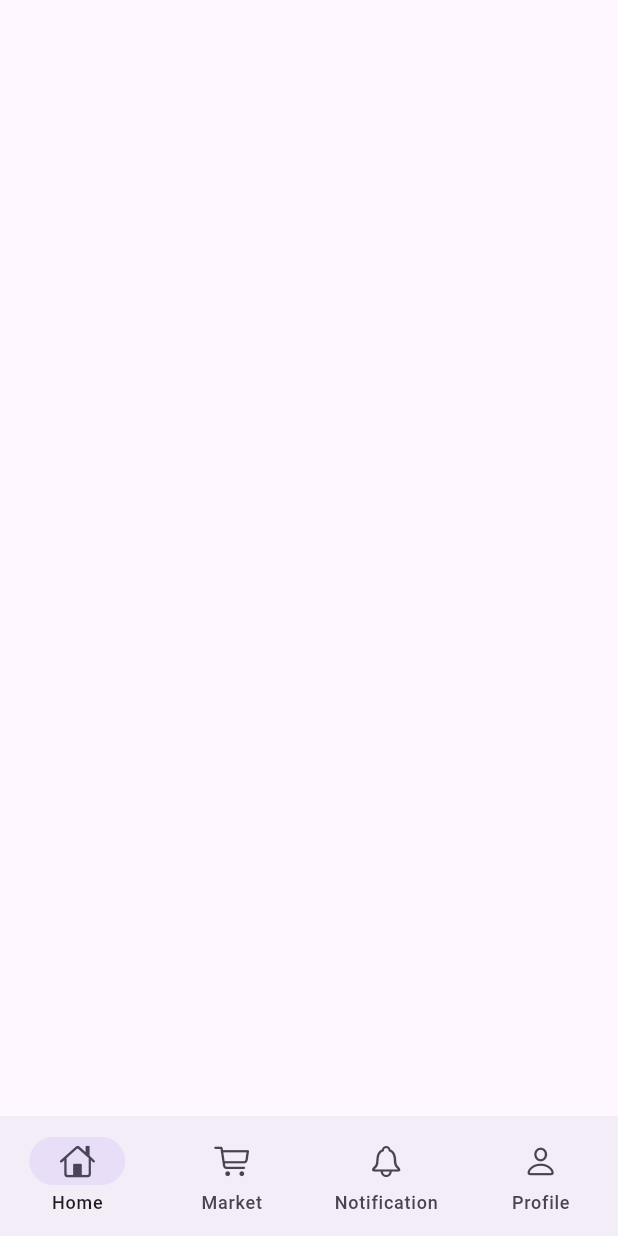
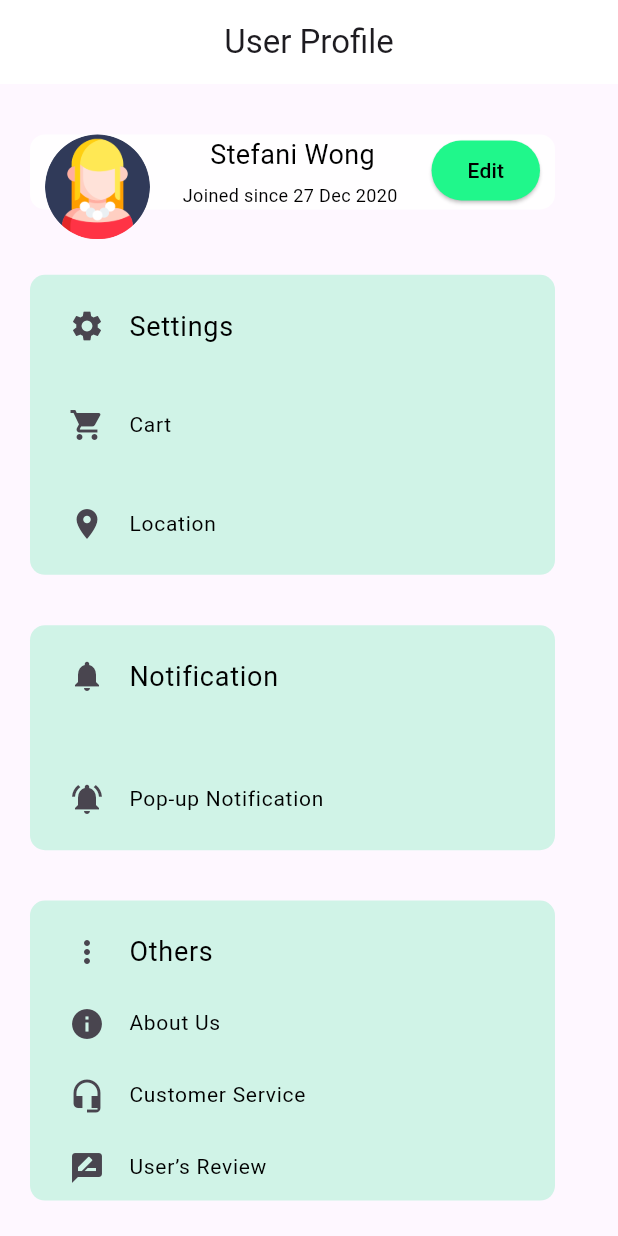
Before and after one commit to ILRSBandara/Farm-Linker, a Flutter app: the screen it shows after launch, on a phone screen of 412 x 824 dp. Run offline on Flutter 3.47's test engine with Material 3 defaults, Android fonts, the phone set to English and light mode, and no system bars; our stand-ins replace firebase_core; accounts and stored records are empty.

Commit message:
create User profile page

```diff
--- a/lib/loding.dart
+++ b/lib/loding.dart
@@ -2,6 +2,7 @@
 
 import 'dart:async';
 import 'package:farm_linker/navigationbar.dart';
+import 'package:farm_linker/userprofile.dart';
 import 'package:flutter/material.dart';
 // Assuming you have a NextPage widget to navigate to, import it here.
 
@@ -19,7 +20,7 @@ class _LodingState extends State<Loding> {
     Timer(const Duration(seconds: 4), () {
       // Navigate to the NextPage widget after a delay
       Navigator.of(context).pushReplacement(
-        MaterialPageRoute(builder: (_) => const NavigationMenu()),
+        MaterialPageRoute(builder: (_) => const User_profile()),
       );
     });
   }
--- a/lib/menu.dart
+++ /dev/null
@@ -1,15 +0,0 @@
-// ignore_for_file: prefer_const_constructors
-
-import 'package:flutter/material.dart';
-
-class Menu extends StatelessWidget {
-  const Menu(
-      {super.key,
-      required List<Widget> children,
-      required MainAxisAlignment mainAxisAlignment});
-
-  @override
-  Widget build(BuildContext context) {
-    return Scaffold();
-  }
-}
--- /dev/null
+++ b/lib/userprofile.dart
@@ -0,0 +1,247 @@
+// ignore_for_file: prefer_const_literals_to_create_immutables, prefer_const_constructors, use_key_in_widget_constructors, camel_case_types
+
+import 'package:flutter/material.dart';
+
+void main() {
+  runApp(
+    MaterialApp(
+      home: User_profile(),
+    ),
+  );
+}
+
+class User_profile extends StatelessWidget {
+  const User_profile({Key? key});
+
+  @override
+  Widget build(BuildContext context) {
+    return Scaffold(
+      appBar: AppBar(
+        title: Text(
+          "User Profile",
+          textAlign: TextAlign.right,
+        ),
+        centerTitle: true,
+        backgroundColor: Colors.white,
+      ),
+      body: Column(
+        mainAxisAlignment: MainAxisAlignment.spaceEvenly,
+        children: [
+          Stack(
+            children: [
+              Container(
+                width: 350,
+                height: 50,
+                margin: EdgeInsets.all(20),
+                padding: EdgeInsets.all(1),
+                decoration: BoxDecoration(
+                  color: Color.fromARGB(224, 255, 255, 255),
+                  borderRadius: BorderRadius.circular(10),
+                ),
+                child: Column(
+                  mainAxisAlignment: MainAxisAlignment.spaceBetween,
+                  children: [
+                    Text(
+                      'Stefani Wong',
+                      style: TextStyle(
+                        color: const Color.fromARGB(255, 0, 0, 0),
+                        fontSize: 18, // Change font size here
+                      ),
+                    ),
+                    Text(
+                      'Joined since 27 Dec 2020 ',
+                      style: TextStyle(
+                        color: const Color.fromARGB(255, 0, 0, 0),
+                        fontSize: 12, // Change font size here
+                      ),
+                    ),
+                  ],
+                ),
+              ),
+              Positioned(
+                top: 20,
+                left: 30,
+                child: Container(
+                  width: 70,
+                  height: 70,
+                  decoration: BoxDecoration(
+                    image: DecorationImage(
+                      image: AssetImage(
+                          'asset/image/profile.png'), // Path to your PNG image
+                      fit: BoxFit.cover,
+                    ),
+                    shape: BoxShape.circle,
+                  ),
+                ),
+              ),
+              Positioned(
+                top: 20,
+                right: 30,
+                child: ElevatedButton(
+                  onPressed: () {
+                    // Button action
+                  },
+                  style: ElevatedButton.styleFrom(
+                    backgroundColor: Color.fromARGB(
+                        255, 32, 247, 139), // Change the color here
+                  ),
+                  child: Text(
+                    'Edit',
+                    style: TextStyle(color: const Color.fromARGB(255, 0, 0, 0)),
+                  ),
+                ),
+              ),
+            ],
+          ),
+          Container(
+            width: 350,
+            height: 200,
+            margin: EdgeInsets.all(10),
+            padding: EdgeInsets.all(10),
+            decoration: BoxDecoration(
+              color: Color.fromARGB(225, 202, 242, 228),
+              borderRadius: BorderRadius.circular(10),
+            ),
+            child: Column(
+              crossAxisAlignment: CrossAxisAlignment.start,
+              mainAxisAlignment: MainAxisAlignment.spaceBetween,
+              children: [
+                ListTile(
+                  dense: true,
+                  leading: Icon(Icons.settings),
+                  title: Text(
+                    'Settings',
+                    style: TextStyle(
+                      color: const Color.fromARGB(255, 0, 0, 0),
+                      fontSize: 18, // Change font size here
+                    ),
+                  ),
+                ),
+                ListTile(
+                  dense: true,
+                  leading: Icon(Icons.shopping_cart),
+                  title: Text(
+                    'Cart',
+                    style: TextStyle(
+                      color: const Color.fromARGB(255, 0, 0, 0),
+                      fontSize: 14, // Change font size here
+                    ),
+                  ),
+                ),
+                ListTile(
+                  dense: true,
+                  leading: Icon(Icons.location_on),
+                  title: Text(
+                    'Location',
+                    style: TextStyle(
+                      color: const Color.fromARGB(255, 0, 0, 0),
+                      fontSize: 14, // Change font size here
+                    ),
+                  ),
+                ),
+              ],
+            ),
+          ),
+          Container(
+            width: 350,
+            height: 150,
+            margin: EdgeInsets.all(10),
+            padding: EdgeInsets.all(10),
+            decoration: BoxDecoration(
+              color: Color.fromARGB(225, 202, 242, 228),
+              borderRadius: BorderRadius.circular(10),
+            ),
+            child: Column(
+              crossAxisAlignment: CrossAxisAlignment.start,
+              mainAxisAlignment: MainAxisAlignment.spaceBetween,
+              children: [
+                ListTile(
+                  dense: true,
+                  leading: Icon(Icons.notifications),
+                  title: Text(
+                    'Notification',
+                    style: TextStyle(
+                      color: const Color.fromARGB(255, 0, 0, 0),
+                      fontSize: 18, // Change font size here
+                    ),
+                  ),
+                ),
+                ListTile(
+                  dense: true,
+                  leading: Icon(Icons.notifications_active),
+                  title: Text(
+                    'Pop-up Notification',
+                    style: TextStyle(
+                      color: const Color.fromARGB(255, 0, 0, 0),
+                      fontSize: 14, // Change font size here
+                    ),
+                  ),
+                ),
+              ],
+            ),
+          ),
+          Container(
+            width: 350,
+            height: 200,
+            margin: EdgeInsets.all(10),
+            padding: EdgeInsets.all(10),
+            decoration: BoxDecoration(
+              color: Color.fromARGB(225, 202, 242, 228),
+              borderRadius: BorderRadius.circular(10),
+            ),
+            child: Column(
+              crossAxisAlignment: CrossAxisAlignment.start,
+              mainAxisAlignment: MainAxisAlignment.spaceBetween,
+              children: [
+                ListTile(
+                  dense: true,
+                  leading: Icon(Icons.more_vert),
+                  title: Text(
+                    'Others',
+                    style: TextStyle(
+                      color: const Color.fromARGB(255, 0, 0, 0),
+                      fontSize: 18, // Change font size here
+                    ),
+                  ),
+                ),
+                ListTile(
+                  dense: true,
+                  leading: Icon(Icons.info),
+                  title: Text(
+                    'About Us',
+                    style: TextStyle(
+                      color: const Color.fromARGB(255, 0, 0, 0),
+                      fontSize: 14, // Change font size here
+                    ),
+                  ),
+                ),
+                ListTile(
+                  dense: true,
+                  leading: Icon(Icons.headset_mic),
+                  title: Text(
+                    'Customer Service',
+                    style: TextStyle(
+                      color: const Color.fromARGB(255, 0, 0, 0),
+                      fontSize: 14, // Change font size here
+                    ),
+                  ),
+                ),
+                ListTile(
+                  dense: true,
+                  leading: Icon(Icons.rate_review),
+                  title: Text(
+                    'User’s Review',
+                    style: TextStyle(
+                      color: const Color.fromARGB(255, 0, 0, 0),
+                      fontSize: 14, // Change font size here
+                    ),
+                  ),
+                ),
+              ],
+            ),
+          ),
+        ],
+      ),
+    );
+  }
+}
```
Also changed, not shown: asset/image/profile.png (added).
